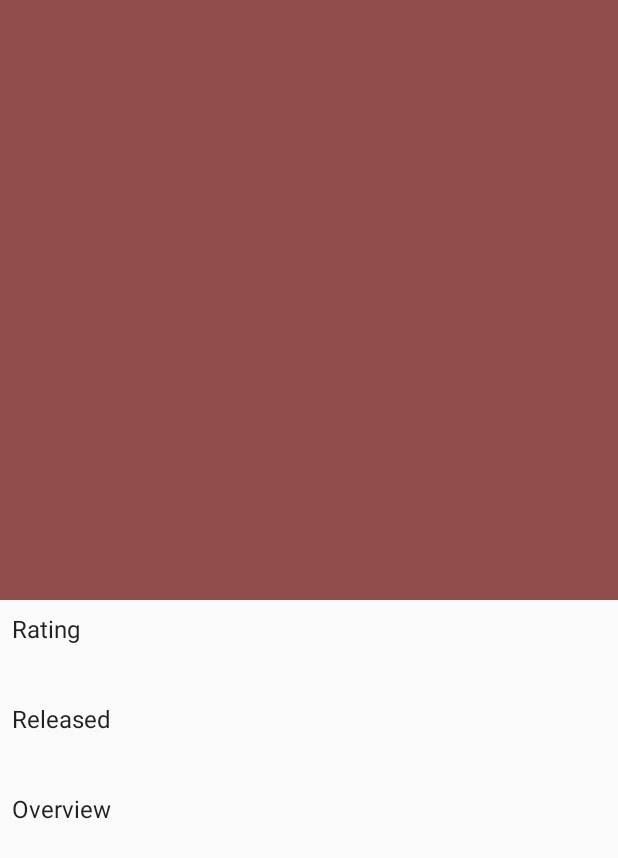
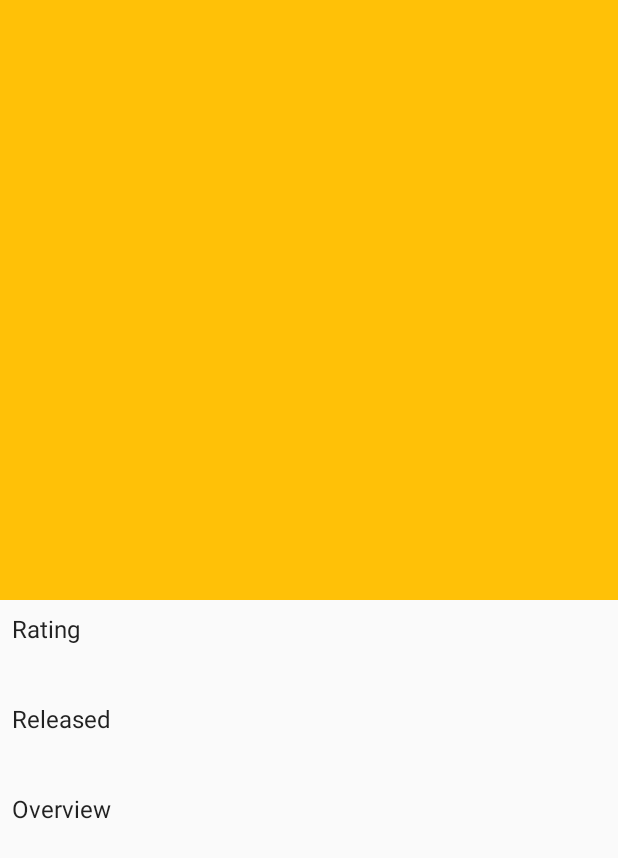
Before and after one commit to andras-the-android/MovieDbDemo, an Android app: the MovieDetailActivity screen opened directly, with no data from a screen before it, on a phone screen of 412 x 824 dp. Shown: the top 858 px of the screen. Run offline under Robolectric (Android 15) with nearby library versions, the phone set to English and light mode, and no system bars; our stand-ins replace data binding; 1 statement that could not run was skipped.

Commit message:
image loading (not working)

```diff
--- a/app/build.gradle
+++ b/app/build.gradle
@@ -39,6 +39,8 @@ dependencies {
     compile 'com.android.support:recyclerview-v7:25.2.0'
     compile 'com.android.support:cardview-v7:25.2.0'
     compile 'com.android.support:design:25.2.0'
+    compile 'com.squareup.picasso:picasso:2.5.2'
+    compile 'com.jakewharton.picasso:picasso2-okhttp3-downloader:1.1.0'
 
     //rx
     compile 'io.reactivex:rxandroid:1.2.1'
--- a/app/src/main/java/com/example/andras/moviedbdemo/logic/network/TheMovieDbApiBuiler.java
+++ b/app/src/main/java/com/example/andras/moviedbdemo/logic/network/TheMovieDbApiBuiler.java
@@ -31,7 +31,7 @@ public class TheMovieDbApiBuiler {
                 .create(TheMovieDbApi.class);
     }
 
-    private static OkHttpClient getOkHttpClient() {
+    public static OkHttpClient getOkHttpClient() {
         OkHttpClient.Builder httpClient = new OkHttpClient.Builder();
         httpClient.addInterceptor(TheMovieDbApiBuiler::interceptRequest);
         return httpClient.build();
--- a/app/src/main/res/layout/activity_movie_details.xml
+++ b/app/src/main/res/layout/activity_movie_details.xml
@@ -26,15 +26,17 @@
                 <ImageView
                     android:layout_width="match_parent"
                     android:layout_height="400dp"
-                    android:background="#914c4c"
                     android:scaleType="centerCrop"
-                    app:layout_collapseMode="parallax" />
+                    app:layout_collapseMode="parallax"
+                    app:imageUrl="@{movie.posterPath}"/>
 
                 <android.support.v7.widget.Toolbar
                     android:id="@+id/toolbar"
                     android:layout_width="match_parent"
                     android:layout_height="?attr/actionBarSize"
-                    app:layout_collapseMode="pin" />
+                    app:layout_collapseMode="pin"
+                    app:popupTheme="@style/ThemeOverlay.AppCompat.Light"
+                    app:theme="@style/ThemeOverlay.AppCompat.Dark.ActionBar"/>
 
             </android.support.design.widget.CollapsingToolbarLayout>
 
--- a/app/src/main/res/layout/list_item_movie.xml
+++ b/app/src/main/res/layout/list_item_movie.xml
@@ -51,7 +51,8 @@
                 <ImageView
                     android:layout_width="18dp"
                     android:layout_height="18dp"
-                    android:src="@drawable/ic_star"/>
+                    android:src="@drawable/ic_star"
+                    />
 
             </LinearLayout>
 
```
Also changed, not shown: app/src/main/java/com/example/andras/moviedbdemo/logic/data/Movie.java (+17 -0 lines).
